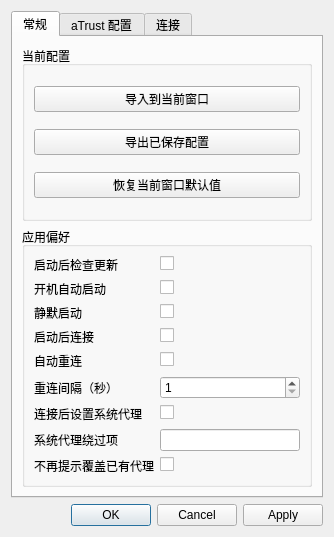
Old version of the form presentation/dialogs/settingwindow/settingwindow.ui in the repository wtalioy/JustConnect.
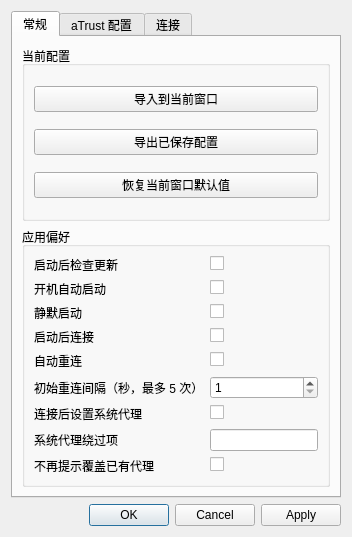
New version of the form.

Diff of the .ui file:
```diff
--- a/presentation/dialogs/settingwindow/settingwindow.ui
+++ b/presentation/dialogs/settingwindow/settingwindow.ui
@@ -137,7 +137,7 @@
           <item row="5" column="0">
            <widget class="QLabel" name="commonFormLabel5">
             <property name="text">
-             <string>重连间隔（秒）</string>
+             <string>初始重连间隔（秒，最多 5 次）</string>
             </property>
             <property name="buddy">
              <cstring>reconnectTimeSpinBox</cstring>
@@ -150,7 +150,7 @@
              <number>1</number>
             </property>
             <property name="maximum">
-             <number>3600</number>
+             <number>30</number>
             </property>
            </widget>
           </item>
```
